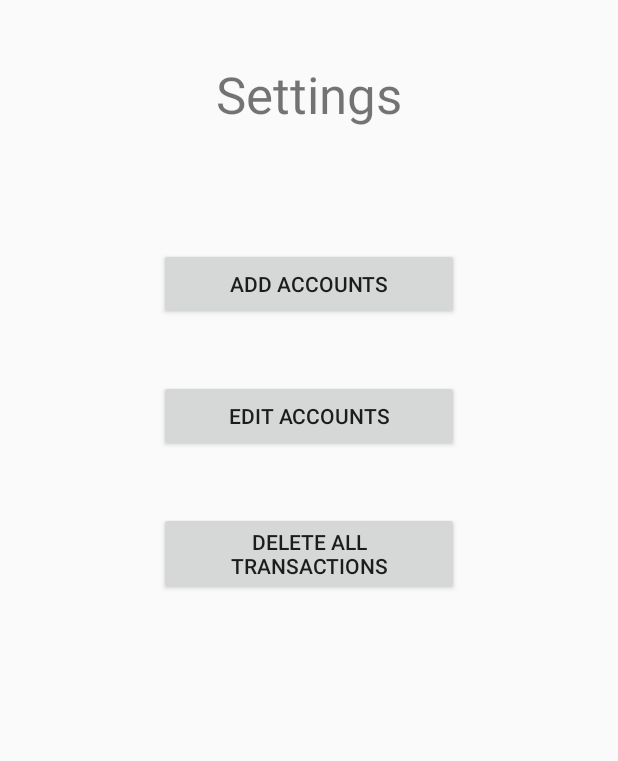
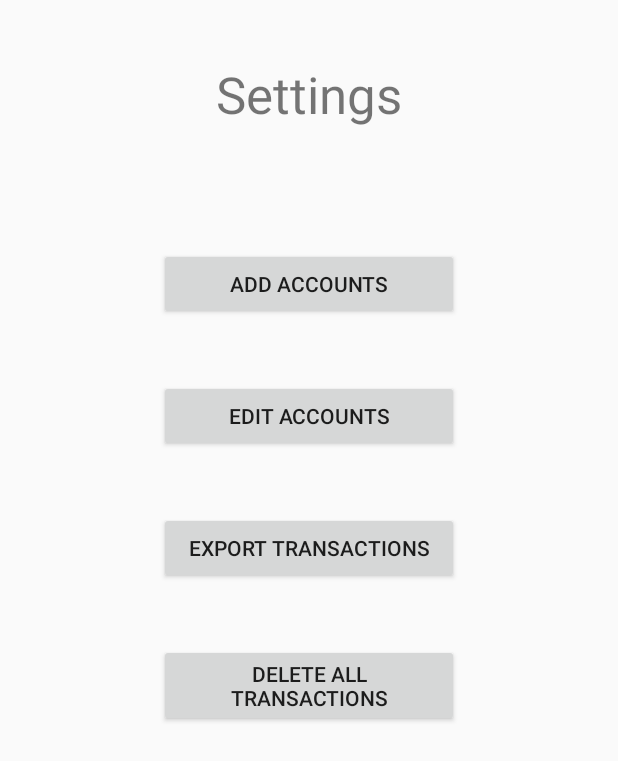
Before and after one commit to anantkes19/cheqit, an Android app: the SettingsActivity screen opened directly, with no data from a screen before it, on a phone screen of 412 x 824 dp. Shown: the top 761 px of the screen. Run offline under Robolectric (Android 15) with nearby library versions, the phone set to English and light mode, and no system bars; network calls fail.

Commit message:
Adding exporting transactions to CSV

```diff
--- a/app/build.gradle
+++ b/app/build.gradle
@@ -19,7 +19,7 @@ android {
 }
 
 dependencies {
-    implementation fileTree(dir: 'libs', include: ['*.jar'])
+    implementation fileTree(include: ['*.jar'], dir: 'libs')
     implementation 'com.android.support:appcompat-v7:26.1.0'
     implementation 'com.android.support:design:26.1.0'
     implementation 'com.android.support.constraint:constraint-layout:1.0.2'
@@ -30,4 +30,5 @@ dependencies {
     compile 'com.google.maps.android:android-maps-utils:0.5+'
     compile 'com.google.android.gms:play-services-location:11.8.0'
     compile 'com.jjoe64:graphview:4.2.1'
+    implementation files('libs/opencsv-4.1.jar')
 }
--- a/app/src/main/res/layout/activity_settings.xml
+++ b/app/src/main/res/layout/activity_settings.xml
@@ -36,12 +36,20 @@
             android:layout_below="@+id/button_settings_add"
             android:text="@string/settings_accounts" />
         <Button
+            android:id="@+id/button_settings_export"
+            android:layout_height="wrap_content"
+            android:layout_width="200dp"
+            android:layout_centerInParent="true"
+            android:layout_marginTop="40dp"
+            android:layout_below="@+id/button_settings_accounts"
+            android:text="@string/export_transactions" />
+        <Button
             android:id="@+id/button_settings_clear"
             android:layout_height="wrap_content"
             android:layout_width="200dp"
             android:layout_centerInParent="true"
             android:layout_marginTop="40dp"
-            android:layout_below="@+id/button_settings_accounts"
+            android:layout_below="@+id/button_settings_export"
             android:text="@string/settings_clear" />
     </RelativeLayout>
 </android.support.constraint.ConstraintLayout>
--- a/app/src/main/res/values/strings.xml
+++ b/app/src/main/res/values/strings.xml
@@ -33,4 +33,5 @@
     <string name="settings_add_title">Add Account</string>
     <string name="list_account_title">Accounts</string>
     <string name="list_transactions_title">Past Transactions</string>
+    <string name="export_transactions">Export Transactions</string>
 </resources>
```
Also changed, not shown: app/src/main/java/devops/colby/cheqit/SettingsActivity.java (+74 -0 lines), app/libs/opencsv-4.1.jar (added).
